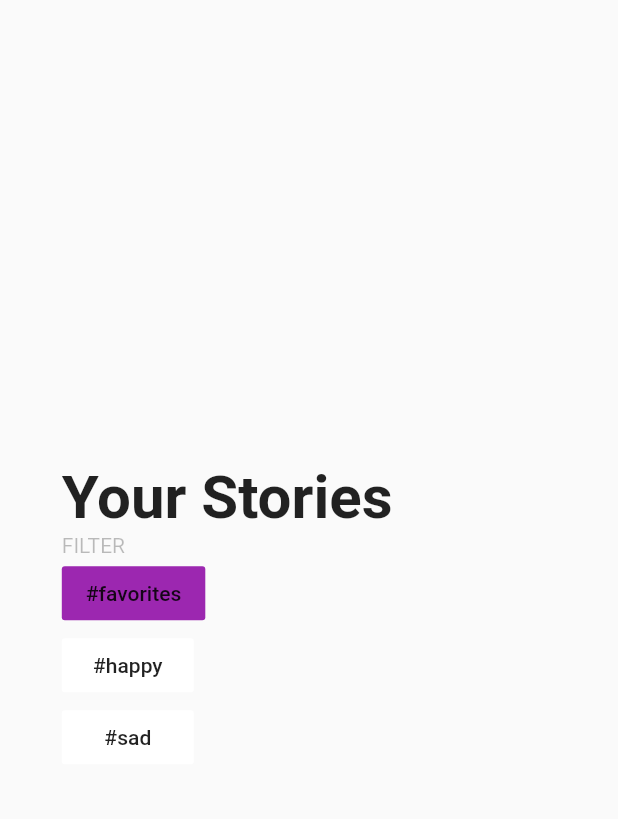
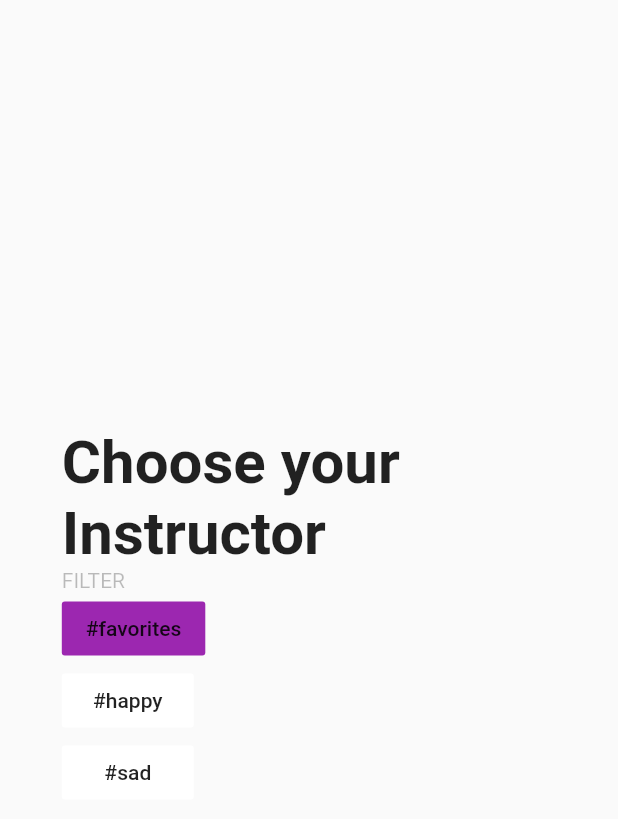
Before and after one commit to andreacarotti99/EasyYoga---Flutter, a Flutter app: the CalendarPage screen opened directly with empty values, after a tap on "Prosegui", on a phone screen of 412 x 824 dp. Shown: the top 819 px of the screen. Run offline on Flutter 3.47's test engine with Material 2 defaults, Android fonts, the phone set to English and light mode, and no system bars; our stand-ins replace cloud_firestore, firebase_auth, flutter_datetime_picker, table_calendar; missing offline and left inert: navigation_dot_bar; accounts and stored records are empty.

Commit message:
firebase fixed

```diff
--- a/lib/pages/fifth_page/select_instructor.dart
+++ b/lib/pages/fifth_page/select_instructor.dart
@@ -3,29 +3,33 @@ import 'package:cloud_firestore/cloud_firestore.dart';
 import 'dart:async';
 import 'package:yogaflutter/models/lesson.dart';
 
+//FIFTH PAGE INTERACTING WITH FIREBASE
+
+//Prima costruisco lo statelesswidget con all'interno lo scaffold che mi realizza la pagina
 class PageChooseInstructor extends StatelessWidget {
   final Lesson lesson;
   PageChooseInstructor({Key key, @required this.lesson}) : super (key: key);
+  final PageController ctrl = PageController();
 
   @override
   Widget build(BuildContext context) {
-    return MaterialApp(
-      home: new Scaffold(
+    return new Scaffold(
       body: FirestoreSlideshow()
-      ),
     );
   }
 }
 
+//Stateful Widget che manda la richiesta al db di firestore e mi permette di visualizzare così un'immagine
+//svolgendo una NetworkImage (in firestore è salvato solamente il link all'immagine su un sito web)
 class FirestoreSlideshow extends StatefulWidget {
-   createState() => FirestoreSlideshowState();
+  @override
+  _FirestoreSlideshowState createState() => _FirestoreSlideshowState();
 }
 
-
-class FirestoreSlideshowState extends State<FirestoreSlideshow> {
+class _FirestoreSlideshowState extends State<FirestoreSlideshow> {
   final PageController ctrl = PageController(viewportFraction: 0.8); //to view not 100% but 80% of the screen
   final Firestore db = Firestore.instance;
-  Stream slides; //this is to interact with the db
+  Stream slides; //this is to interact with the database
   String activeTag = 'favorites';
   int currentPage = 0;
 
@@ -89,33 +93,37 @@ class FirestoreSlideshowState extends State<FirestoreSlideshow> {
     margin: EdgeInsets.only(top: top, bottom: 50, right: 30),
     decoration: BoxDecoration(
       borderRadius: BorderRadius.circular(20),
+
       image: DecorationImage(
           fit: BoxFit.cover,
           image: NetworkImage(data['img']),
       ),
-        boxShadow: [BoxShadow(color: Colors.black87, blurRadius: blur, offset: Offset(offset, offset))],
+
+      boxShadow: [BoxShadow(color: Colors.black87, blurRadius: blur, offset: Offset(offset, offset))]
     ),
+
   );
   }
 
   _buildTagPage() {
-    return Container(child:
-      Column(
+    return Container(
+      child: Column(
         mainAxisAlignment: MainAxisAlignment.center,
         crossAxisAlignment: CrossAxisAlignment.start,
-
         children: [
-          Text('Scegli il tuo Istruttore', style: TextStyle(fontSize: 40, fontWeight: FontWeight.bold),),
-          Text('GENERE', style: TextStyle( color: Colors.black26 )),
+          Text('Choose your Instructor', style: TextStyle(fontSize: 40, fontWeight: FontWeight.bold),),
+          Text('FILTER', style: TextStyle( color: Colors.black26 )),
           _buildButton('favorites'),
           _buildButton('happy'),
+          _buildButton('sad')
         ],
       )
     );
   }
 
   _buildButton(tag) {
-  Color color = tag == activeTag ? Colors.grey : Colors.white;
+  Color color = tag == activeTag ? Colors.purple : Colors.white;
   return FlatButton(color: color, child: Text('#$tag'), onPressed: () => _queryDb(tag: tag));
   }
+
 }
--- a/lib/pages/fourth_page/pick_date_page.dart
+++ b/lib/pages/fourth_page/pick_date_page.dart
@@ -2,10 +2,10 @@ import 'package:flutter/material.dart';
 import 'package:intl/intl.dart';
 import 'package:yogaflutter/models/lesson.dart';
 import 'package:table_calendar/table_calendar.dart';
-import 'package:yogaflutter/pages/fourth_page/time_picker_widget.dart';
 import 'package:cloud_firestore/cloud_firestore.dart';
 import 'dart:async';
-import 'package:yogaflutter/pages/fourth_page/time_ui.dart';
+import 'package:yogaflutter/pages/fifth_page/select_instructor.dart';
+
 
 
 class GetAppointments {
@@ -38,15 +38,16 @@ class CalendarPage extends StatefulWidget {
   _CalendarPageState createState() => _CalendarPageState();
 }
 
+class _CalendarPageState extends State<CalendarPage> {
+  bool dailyAppointmentsFlag10 = false;
+  bool dailyAppointmentsFlag11 = false;
+  bool dailyAppointmentsFlag12 = false;
 
-class _CalendarPageState extends State<CalendarPage> {
+  MaterialColor colorChanged;
   CalendarController _controller;
   Lesson lesson;
   _CalendarPageState({this.lesson});
-  bool dailyAppointmentsFlag = false;
   var appointments;
-  final timeTypes = ["10:00", "11:00", "12:00","13:00","14:00","15:00" ];
-
 
   @override
   void initState() {
@@ -55,40 +56,54 @@ class _CalendarPageState extends State<CalendarPage> {
     var today = DateFormat('yyyy-MM-dd').format(DateTime.now());
     GetAppointments().getDailyAppointments(today).then((QuerySnapshot docs) {
       if(docs.documents.isNotEmpty) {
-        dailyAppointmentsFlag = true;
         appointments = docs.documents[0].data;
+        if(appointments['ora']== '10:00'){
+            dailyAppointmentsFlag10 = true;
+        }
+        if (appointments['ora']== '11:00'){
+          dailyAppointmentsFlag11 = true;
+        }
+        if(appointments['ora']== '12:00'){
+          dailyAppointmentsFlag12 = true;
+        }
       }
       else {
-        dailyAppointmentsFlag = false;
+        dailyAppointmentsFlag10 = false;
+        dailyAppointmentsFlag11 = false;
+        dailyAppointmentsFlag12 = false;
         appointments = [];
       }
+      docs.documents.isNotEmpty ? print(appointments['ora']) : print('Questo giorno non ha lezioni fissate');
     });
   }
 
   Future<void> checkAvailability(String day) async {
-    await setState((){
+
       GetAppointments().getDailyAppointments(day).then((QuerySnapshot docs) {
         if(docs.documents.isNotEmpty) {
-          dailyAppointmentsFlag = true;
           appointments = docs.documents[0].data;
+          if(appointments['ora']== '10:00'){
+            dailyAppointmentsFlag10 = true;
+          }
+          if (appointments['ora']== '11:00'){
+            dailyAppointmentsFlag11 = true;
+          }
+          if(appointments['ora']== '12:00'){
+            dailyAppointmentsFlag12 = true;
+          }
+
         }
         else {
-          dailyAppointmentsFlag = false;
+          dailyAppointmentsFlag10 = false;
+          dailyAppointmentsFlag11 = false;
+          dailyAppointmentsFlag12 = false;
         }
-        dailyAppointmentsFlag ? print(appointments['ora']) : print('Questo giorno non ha lezioni fissate');
+        setState((){});
+        docs.documents.isNotEmpty ? print(appointments['ora']) : print('Questo giorno non ha lezioni fissate');
       });
-    });
+
   }
 
-  /*MaterialColor checkCorrespondence(int index, var timeTypes, var appointments) {
-  setState((){
-  if(docs.documents.isNotEmpty) {
-    if (timeTypes[index] == appointments['ora']){
-    return Colors.red;
-  }}
-  else return Colors.grey;
-  });
-}*/
 
   @override
   Widget build(BuildContext context) {
@@ -96,7 +111,7 @@ class _CalendarPageState extends State<CalendarPage> {
       body: Center(
         child: Column(
           crossAxisAlignment: CrossAxisAlignment.start,
-          mainAxisAlignment: MainAxisAlignment.center,
+
           children: <Widget>[
             TableCalendar(
               initialCalendarFormat: CalendarFormat.week,
@@ -121,12 +136,6 @@ class _CalendarPageState extends State<CalendarPage> {
                 print(formattedDay);
                 //lesson.day = formattedDate;
                 checkAvailability(formattedDay);
-
-                  //ogni volta che viene cliccata una nuova data bisogna cambiare lo stato e svolgere una nuova call al db
-                  //bisogna convertire l'orario salvato sul db (che indica l'orario occupato)
-                  //e disabilitare le celle dell'orario cliccabili (ad esempio se nel db è salvato un appuntamento il
-                  //il 5 marzo alle 10:00: clicco 5 marzo sulla UI, fa una richiesta nel db per il 5 marzo con getDailyAppointments,
-                  //ottengo l'orario occupato dal db (le 10:00) e disabilito il tasto di prenotazione delle 10:00
 
               },
               builders: CalendarBuilders(
@@ -156,42 +165,46 @@ class _CalendarPageState extends State<CalendarPage> {
               calendarController: _controller,
             ),
 
-            //Widget per il time picker
-            Expanded(
-              child: GridView.count (
-                crossAxisCount: 3,
-                children: List.generate(6, (index) {
-                  return new Card(
-                    elevation: 4.0,
-                    child: new Container(
-                      child: new Text(timeTypes[index])
-                    )
-                  );
-                })
+
+            Row(
+              mainAxisAlignment: MainAxisAlignment.spaceAround,
+              children: <Widget>[
+                new Text(
+                  'Slot Disponibili',
+                  style: TextStyle(
+                    fontFamily: 'Montserrat',
+                    fontSize: 20,
                   )
                 ),
+              ],
+            ),
 
+            new Container(
+              child: new Row(
+                mainAxisAlignment: MainAxisAlignment.spaceAround,
+                children: <Widget> [
+                  FlatButton(
+                    onPressed: (){},
+                    child: Text('10:00'),
+                    color: dailyAppointmentsFlag10 ? Colors.red : Colors.grey,
+                  ),
+                  FlatButton(
+                    onPressed: (){},
+                    child: Text('11:00'),
+                    color: dailyAppointmentsFlag11 ? Colors.red : Colors.grey,
+                  ),
+                  FlatButton(
+                    onPressed: (){},
+                    child: Text('12:00'),
+                    color: dailyAppointmentsFlag12 ? Colors.red : Colors.grey,
+                  )
+                ]
+              ),
+            ),
 
+            //TimePickerButton(),
+            NextButton(lesson: lesson)
 
-
-
-
-
-
-            //TimePickerButton(lesson: lesson),
-             Center(
-              child: RaisedButton(
-                onPressed: () {
-                  Navigator.of(context).push(
-                  new MaterialPageRoute(
-                    builder: (BuildContext context) => PageChooseInstructor (lesson: lesson,)));
-                },
-                child: Text(
-                  'Prosegui',
-                  style: TextStyle(fontFamily: 'Montserrat', fontSize: 16)
-                )
-              )
-            )
           ],
         ),
       ),
@@ -199,132 +212,21 @@ class _CalendarPageState extends State<CalendarPage> {
   }
 }
 
-
-
-
-
-//FIFTH PAGE INTERACTING WITH FIREBASE
-//FIFTH PAGE INTERACTING WITH FIREBASE
-//FIFTH PAGE INTERACTING WITH FIREBASE
-
-class PageChooseInstructor extends StatelessWidget {
+class NextButton extends StatelessWidget {
   final Lesson lesson;
-  PageChooseInstructor({Key key, @required this.lesson}) : super (key: key);
-
-  final PageController ctrl = PageController();
+  NextButton({Key key, @required this.lesson}) : super (key: key);
   @override
   Widget build(BuildContext context) {
-    return new Scaffold(
-      body: FirestoreSlideshow()
+    return Center(
+      child: RaisedButton(
+        onPressed: () {
+          Navigator.of(context).push(
+          new MaterialPageRoute(
+            builder: (BuildContext context) => PageChooseInstructor (lesson: lesson)));
+        },
+        child: Text('Prosegui',style: TextStyle(fontFamily: 'Montserrat', fontSize: 16)
+        )
+      )
     );
   }
 }
-
-class FirestoreSlideshow extends StatefulWidget {
-  @override
-  _FirestoreSlideshowState createState() => _FirestoreSlideshowState();
-}
-
-class _FirestoreSlideshowState extends State<FirestoreSlideshow> {
-  final PageController ctrl = PageController(viewportFraction: 0.8); //to view not 100% but 80% of the screen
-  final Firestore db = Firestore.instance;
-  Stream slides; //this is to interact with the database
-  String activeTag = 'favorites';
-  int currentPage = 0;
-
-  @override
-  void initState() {
-    _queryDb();
-    ctrl.addListener(() {
-      int next = ctrl.page.round();
-      if(currentPage != next) {
-        setState((){
-          currentPage = next;
-        });
-      }
-    });
-  }
-
-  @override
-  Widget build(BuildContext context) {
-    return StreamBuilder(
-      stream: slides,
-      initialData: [],
-      builder: (context, AsyncSnapshot snap) {
-        List slideList = snap.data.toList();
-        return PageView.builder(
-        controller: ctrl,
-        itemCount: slideList.length +1,
-        itemBuilder: (context, int currentIdx) {
-          if (currentIdx == 0) {
-            return _buildTagPage();
-          } else if (slideList.length >= currentIdx) {
-            bool active = currentIdx == currentPage;
-            return _buildStoryPage(slideList[currentIdx - 1], active);
-          }
-        }
-        );
-      }
-    );
-    //TODO
-  }
-
-  Stream _queryDb({ String tag = 'favorites'}){
-  //Make a query
-  Query query = db.collection('stories').where('tags', arrayContains: tag);
-  //Map the documents to the data payload
-  slides = query.snapshots().map((list) => list.documents.map((doc) => doc.data));
-  //Update the active tag
-  setState(() {
-    activeTag = tag;
-  });
-  }
-
-    // Builder Functions
-    _buildStoryPage(Map data, bool active) {
-     // Animated Properties
-    final double blur = active ? 30 : 0;
-    final double offset = active ? 20 : 0;
-    final double top = active ? 100 : 200;
-
-    return AnimatedContainer(
-      duration: Duration(milliseconds: 500),
-      curve: Curves.easeOutQuint,
-      margin: EdgeInsets.only(top: top, bottom: 50, right: 30),
-      decoration: BoxDecoration(
-        borderRadius: BorderRadius.circular(20),
-
-        image: DecorationImage(
-            fit: BoxFit.cover,
-            image: NetworkImage(data['img']),
-        ),
-
-        boxShadow: [BoxShadow(color: Colors.black87, blurRadius: blur, offset: Offset(offset, offset))]
-      ),
-
-    );
-    }
-
-  _buildTagPage() {
-    return Container(child:
-      Column(
-        mainAxisAlignment: MainAxisAlignment.center,
-        crossAxisAlignment: CrossAxisAlignment.start,
-
-        children: [
-          Text('Your Stories', style: TextStyle(fontSize: 40, fontWeight: FontWeight.bold),),
-          Text('FILTER', style: TextStyle( color: Colors.black26 )),
-          _buildButton('favorites'),
-          _buildButton('happy'),
-          _buildButton('sad')
-        ],
-      )
-    );
-  }
-
-  _buildButton(tag) {
-  Color color = tag == activeTag ? Colors.purple : Colors.white;
-  return FlatButton(color: color, child: Text('#$tag'), onPressed: () => _queryDb(tag: tag));
-  }
-
-}
--- a/lib/pages/home_page/form.dart
+++ b/lib/pages/home_page/form.dart
@@ -49,7 +49,6 @@ class MyCustomFormState extends State<MyCustomForm> {
                       PageYogaTypes(lesson: lesson,)));
               }
             },
-
             child: Text('Verifica CAP'),
           )
         ]
```
Also changed, not shown: lib/pages/fourth_page/time_ui.dart (line endings or trailing spaces). Lines whose indentation alone changed are shown as unchanged.
